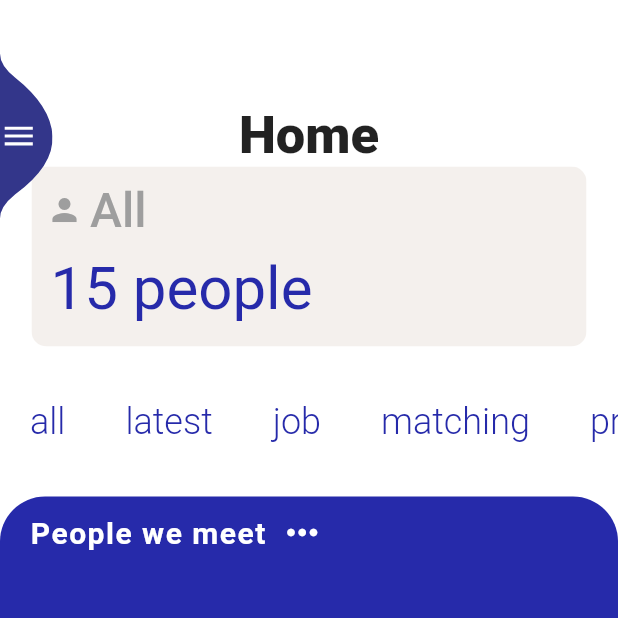
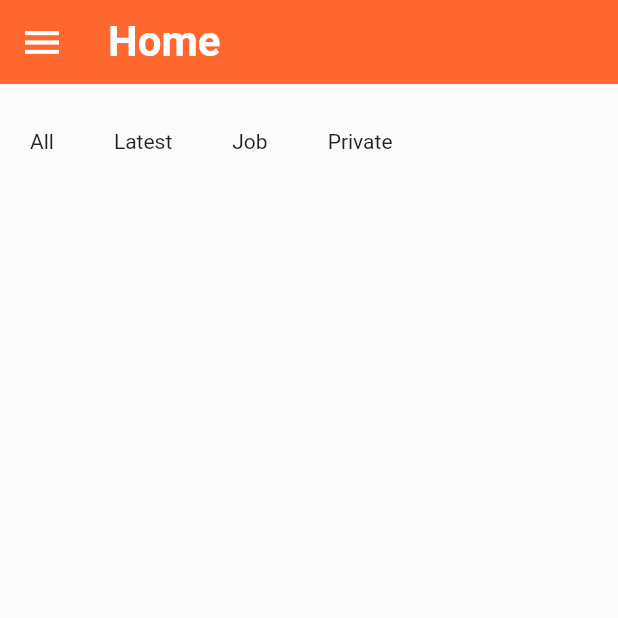
Before and after one commit to UserKazun/relationship_management, a Flutter app: the screen it shows after launch, on a phone screen of 412 x 824 dp, the top half of it. Run offline on Flutter 3.47's test engine with Material 2 defaults, Android fonts, the phone set to English and light mode, and no system bars.

Commit message:
[update]changed design.

```diff
--- a/lib/main.dart
+++ b/lib/main.dart
@@ -1,6 +1,5 @@
 import 'package:flutter/material.dart';
-
-import './widgets/sidebar_layout.dart';
+import 'package:relationship_management/screens/home_screen.dart';
 
 void main() => runApp(MyApp());
 
@@ -8,12 +7,13 @@ class MyApp extends StatelessWidget {
   @override
   Widget build(BuildContext context) {
     return MaterialApp(
+      title: 'Relationship Management',
       debugShowCheckedModeBanner: false,
       theme: ThemeData(
-        scaffoldBackgroundColor: Colors.white,
-        primaryColor: Colors.white,
+        primaryColor: Color(0xFFFE672E),
+        accentColor: Colors.blue,
       ),
-      home: SideBarLayout(),
+      home: HomeScreen(),
     );
   }
 }
--- a/lib/screens/home_screen.dart
+++ b/lib/screens/home_screen.dart
@@ -1,33 +1,35 @@
 import 'package:flutter/material.dart';
 
-import '../widgets/category_info.dart';
 import '../widgets/category_selector.dart';
-import '../widgets/person.dart';
 
-class HomeScreen extends StatelessWidget {
+class HomeScreen extends StatefulWidget {
+  @override
+  _HomeScreenState createState() => _HomeScreenState();
+}
+
+class _HomeScreenState extends State<HomeScreen> {
   @override
   Widget build(BuildContext context) {
-    return Container(
-      color: Colors.white,
-      child: Row(
+    return Scaffold(
+      appBar: AppBar(
+        leading: IconButton(
+          icon: Icon(Icons.menu),
+          iconSize: 30.0,
+          color: Colors.white,
+          onPressed: () {},
+        ),
+        title: Text(
+          'Home',
+          style: TextStyle(
+            fontSize: 28.0,
+            fontWeight: FontWeight.bold
+          ),
+        ),
+        elevation: 0.0,
+      ),
+      body: Column(
         children: <Widget>[
-          Expanded(
-            child: Column(
-              children: <Widget>[
-                SizedBox(height: 70),
-                Text(
-                  'Home',
-                  style: TextStyle(
-                    fontWeight: FontWeight.w900,
-                    fontSize: 35,
-                  ),
-                ),
-                CategoryInfo(),
-                CategorySelector(),
-                Person(),
-              ],
-            ),
-          ),
+          CategorySelector(),
         ],
       ),
     );
--- a/lib/widgets/category.dart
+++ /dev/null
@@ -1,28 +0,0 @@
-import 'package:flutter/material.dart';
-
-class Category extends StatelessWidget {
-  final String title;
-
-  Category(this.title);
-
-  @override
-  Widget build(BuildContext context) {
-    return Container(
-      child: Padding(
-        padding: const EdgeInsets.all(20.0),
-        child: Row(
-          children: <Widget>[
-            Text(
-                title,
-              style: TextStyle(
-                fontWeight: FontWeight.w300,
-                fontSize: 24,
-                color: const Color(0xFF262AAA),
-              ),
-            ),
-          ],
-        ),
-      ),
-    );
-  }
-}
--- a/lib/widgets/category_info.dart
+++ /dev/null
@@ -1,49 +0,0 @@
-import 'package:flutter/material.dart';
-
-class CategoryInfo extends StatelessWidget {
-  @override
-  Widget build(BuildContext context) {
-    return ClipRRect(
-      borderRadius: BorderRadius.circular(10),
-      child: Container(
-        width: 370,
-        height: 120,
-        color: Color(0xFFE4DAD2).withOpacity(0.4),
-        child: Column(
-          children: <Widget>[
-            Container(
-              padding: EdgeInsets.only(left: 10, top: 10),
-              child: Row(
-                children: <Widget>[
-                  Icon(
-                    Icons.person,
-                    color: Colors.grey,
-                  ),
-                  SizedBox(width: 5),
-                  Text('All',
-                    // textAlign: TextAlign.start,
-                    style: TextStyle(
-                        fontWeight: FontWeight.w500,
-                        fontSize: 32,
-                        color: Colors.grey,
-                    ),
-                  ),
-                ],
-              ),
-            ),
-            //SizedBox(height: 30, width: 30),
-            Container(
-              padding: EdgeInsets.only(top: 10, right: 170),
-              child: Text('15 people',
-                style: TextStyle(
-                  fontSize: 40,
-                  color: const Color(0xFF262AAA),
-                ),
-              ),
-            ),
-          ],
-        ),
-      ),
-    );
-  }
-}
--- a/lib/widgets/category_selector.dart
+++ b/lib/widgets/category_selector.dart
@@ -1,21 +1,30 @@
 import 'package:flutter/material.dart';
 
-import 'category.dart';
+class CategorySelector extends StatefulWidget {
+  @override
+  _CategorySelectorState createState() => _CategorySelectorState();
+}
 
-class CategorySelector extends StatelessWidget {
+class _CategorySelectorState extends State<CategorySelector> {
+  int selectorIndex = 0;
+  final List<String> categories = ['All', 'Latest', 'Job', 'Private'];
+
   @override
   Widget build(BuildContext context) {
     return Container(
-      height: 100.0,
-      child: ListView(
-        scrollDirection: Axis.horizontal,
-        children: <Widget>[
-          Category('all'),
-          Category('latest'),
-          Category('job'),
-          Category('matching'),
-          Category('private'),
-        ],
+      height: 90.0,
+      child: ListView.builder(
+          scrollDirection: Axis.horizontal,
+          itemCount: categories.length,
+          itemBuilder: (BuildContext context, int index) {
+            return Padding(
+              padding: const EdgeInsets.symmetric(
+                horizontal: 20.0,
+                vertical: 30.0
+              ),
+              child: Text(categories[index]),
+            );
+          }
       ),
     );
   }
--- a/lib/widgets/sidebar.dart
+++ /dev/null
@@ -1,164 +0,0 @@
-import 'dart:async';
-
-import 'package:flutter/material.dart';
-import 'package:rxdart/rxdart.dart';
-
-import '../widgets/sidebar_menu.dart';
-
-class SideBar extends StatefulWidget {
-  @override
-  _SideBarState createState() => _SideBarState();
-}
-
-class _SideBarState extends State<SideBar> with SingleTickerProviderStateMixin<SideBar> {
-  AnimationController _animationController;
-  StreamController<bool> isSidebarOpenedStreamController;
-  Stream<bool> isSidebarOpenedStream;
-  StreamSink<bool> isSidebarOpenedSink;
-  final _animationDuration = const Duration(milliseconds: 500);
-
-  @override
-  void initState() {
-    super.initState();
-    _animationController = AnimationController(
-        vsync: this, duration: _animationDuration);
-    isSidebarOpenedStreamController = PublishSubject<bool>();
-    isSidebarOpenedStream = isSidebarOpenedStreamController.stream;
-    isSidebarOpenedSink = isSidebarOpenedStreamController.sink;
-
-  }
-
-  @override
-  void dispose() {
-    _animationController.dispose();
-    isSidebarOpenedStreamController.close();
-    isSidebarOpenedSink.close();
-    super.dispose();
-  }
-
-  void onIconPressed() {
-    final animationStatus = _animationController.status;
-    final isAnimationCompleted = animationStatus == AnimationStatus.completed;
-
-    if (isAnimationCompleted) {
-      isSidebarOpenedSink.add(false);
-      _animationController.reverse();
-    } else {
-      isSidebarOpenedSink.add(true);
-      _animationController.forward();
-    }
-  }
-
-  @override
-  Widget build(BuildContext context) {
-    final screenWidth = MediaQuery.of(context).size.width;
-
-    return StreamBuilder<bool>(
-      initialData: false,
-      stream: isSidebarOpenedStream,
-      builder: (context, isSidebarOpenedAsync) {
-        return AnimatedPositioned(
-          duration: _animationDuration,
-          top: 0,
-          bottom: 0,
-          left: isSidebarOpenedAsync.data ? 0 : -screenWidth,
-          right: isSidebarOpenedAsync.data ? 100 : screenWidth - 35,
-          child: Row(
-            children: <Widget>[
-              Expanded(
-                child: Container(
-                  color: const Color(0xFF33368A),
-                  child: Column(
-                    children: <Widget>[
-                      SizedBox(height: 50),
-                      SidebarMenu(
-                        icon: Icons.home,
-                        title: 'Home',
-                      ),
-                      Divider(
-                        height: 64,
-                        thickness: 0.5,
-                        color: Colors.white.withOpacity(0.3),
-                        indent: 14,
-                        endIndent: 14,
-                      ),
-                      SidebarMenu(
-                        icon: Icons.public,
-                        title: 'Privacy policy',
-                      ),
-                      //Spacer(),
-                      SidebarMenu(
-                        icon: Icons.pan_tool,
-                        title: 'How to use',
-                      ),
-                      Divider(
-                        height: 64,
-                        thickness: 0.5,
-                        color: Colors.white.withOpacity(0.3),
-                        indent: 14,
-                        endIndent: 14,
-                      ),
-                      SidebarMenu(
-                        icon: Icons.settings,
-                        title: 'Settings',
-                      ),
-                    ],
-                  ),
-                ),
-              ),
-              Align(
-                alignment: Alignment(0, -0.9),
-                child: GestureDetector(
-                  onTap: () {
-                    onIconPressed();
-                  },
-                  child: ClipPath(
-                    clipper: CustomMenuClipper(),
-                    child: Container(
-                      width: 35,
-                      height: 110,
-                      color: const Color(0xFF33368A),
-                      alignment: Alignment.centerLeft,
-                      child: AnimatedIcon(
-                        progress: _animationController.view,
-                        icon: AnimatedIcons.menu_close,
-                        color: Colors.white,
-                        size: 25,
-                      ),
-                    ),
-                  ),
-                ),
-              ),
-            ],
-          ),
-        );
-      },
-    );
-  }
-}
-
-class CustomMenuClipper extends CustomClipper<Path> {
-  @override
-  Path getClip(Size size) {
-    Paint paint = Paint();
-    paint.color = Colors.white;
-
-    final width = size.width;
-    final height = size.height;
-
-    Path path = Path();
-    path.moveTo(0, 0);
-    path.quadraticBezierTo(0, 8, 10, 16);
-    path.quadraticBezierTo(width-1, height/2-20, width, height/2);
-    path.quadraticBezierTo(width+1, height/2+20, 10, height-16);
-    path.quadraticBezierTo(0, height - 8, 0, height);
-    path.close();
-
-    return path;
-  }
-
-  @override
-  bool shouldReclip(CustomClipper<Path> oldClipper) {
-    return true;
-  }
-}
--- a/lib/widgets/sidebar_layout.dart
+++ /dev/null
@@ -1,19 +0,0 @@
-import 'package:flutter/material.dart';
-
-import './sidebar.dart';
-import '../screens/privacy_policy_screen.dart';
-import '../screens/home_screen.dart';
-
-class SideBarLayout extends StatelessWidget {
-  @override
-  Widget build(BuildContext context) {
-    return Scaffold(
-      body: Stack(
-        children: <Widget>[
-          HomeScreen(),
-          SideBar(),
-        ],
-      ),
-    );
-  }
-}
--- a/lib/widgets/sidebar_menu.dart
+++ /dev/null
@@ -1,33 +0,0 @@
-import 'package:flutter/material.dart';
-
-class SidebarMenu extends StatelessWidget {
-  final IconData icon;
-  final String title;
-
-  const SidebarMenu({Key key, this.icon, this.title}) : super(key: key);
-
-  @override
-  Widget build(BuildContext context) {
-    return Padding(
-      padding: const EdgeInsets.all(16),
-      child: Row(
-        children: <Widget>[
-          Icon(
-            icon,
-            color: Colors.cyan,
-            size: 30,
-          ),
-          SizedBox(width: 20),
-          Text(
-            title,
-            style: TextStyle(
-              fontWeight: FontWeight.w300,
-              fontSize: 26,
-              color: Colors.white,
-            ),
-          ),
-        ],
-      ),
-    );
-  }
-}
```
